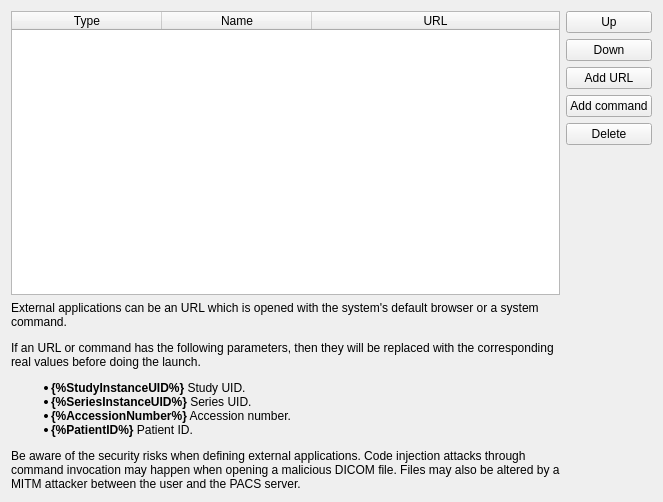
The window that starviewer/src/core/qexternalapplicationconfigurationscreenbase.ui (starviewer-medical/starviewer) describes before a commit, drawn with Qt 5.
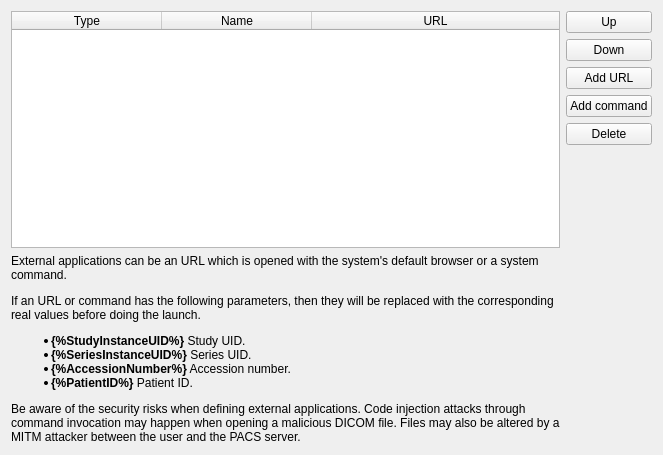
The same window after the commit. Icons and pictures are not drawn.

```diff
--- a/starviewer/src/core/qexternalapplicationconfigurationscreenbase.ui
+++ b/starviewer/src/core/qexternalapplicationconfigurationscreenbase.ui
@@ -7,7 +7,7 @@
     <x>0</x>
     <y>0</y>
     <width>663</width>
-    <height>502</height>
+    <height>455</height>
    </rect>
   </property>
   <property name="sizePolicy">
```
